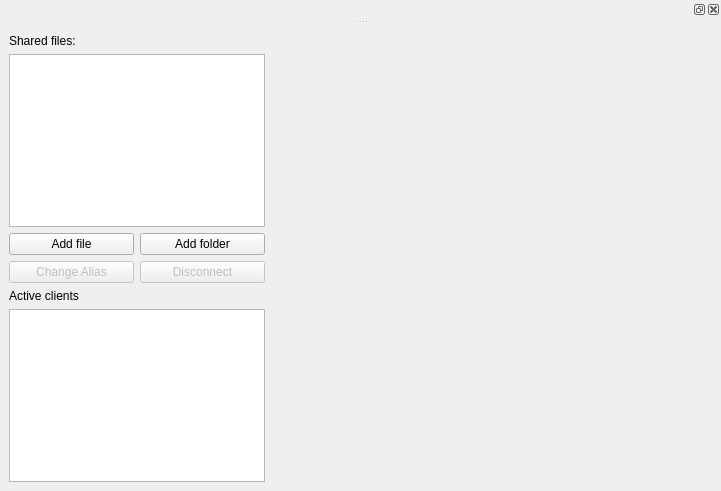
Before: the Qt Designer form textshredder_ui/editorview.ui in mitchelkuijpers/TextShredder, drawn with Qt 5.
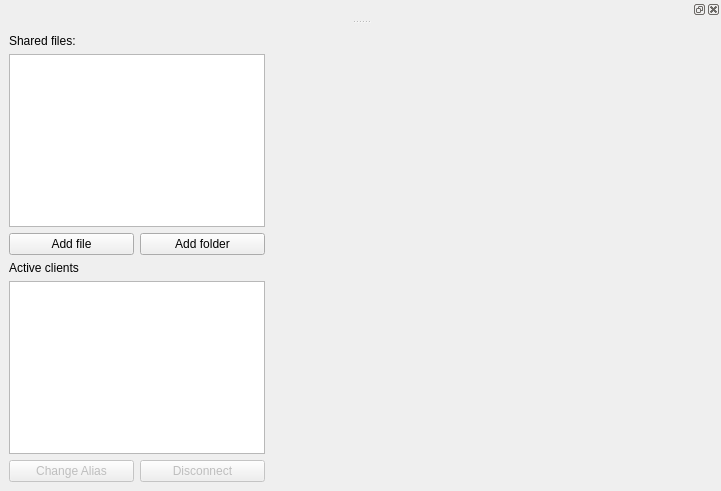
After: the same form once the commit is applied. Custom widgets are drawn as their Qt base class.

Commit message: Moved Change Alias and Disconnect buttons

```diff
--- a/textshredder_ui/editorview.ui
+++ b/textshredder_ui/editorview.ui
@@ -16,7 +16,7 @@
   <widget class="QWidget" name="centralwidget">
    <layout class="QGridLayout" name="gridLayout_2">
     <item row="0" column="0">
-     <layout class="QGridLayout" name="gridLayout" rowstretch="0,0,0,0,0,0">
+     <layout class="QGridLayout" name="gridLayout" rowstretch="0,0,0,0,0,0,0">
       <property name="sizeConstraint">
        <enum>QLayout::SetDefaultConstraint</enum>
       </property>
@@ -82,7 +82,7 @@
         </attribute>
        </widget>
       </item>
-      <item row="3" column="0">
+      <item row="6" column="0">
        <widget class="QPushButton" name="changeAliasButton">
         <property name="enabled">
          <bool>false</bool>
@@ -92,7 +92,7 @@
         </property>
        </widget>
       </item>
-      <item row="3" column="1">
+      <item row="6" column="1">
        <widget class="QPushButton" name="disconnectButton">
         <property name="enabled">
          <bool>false</bool>
```
